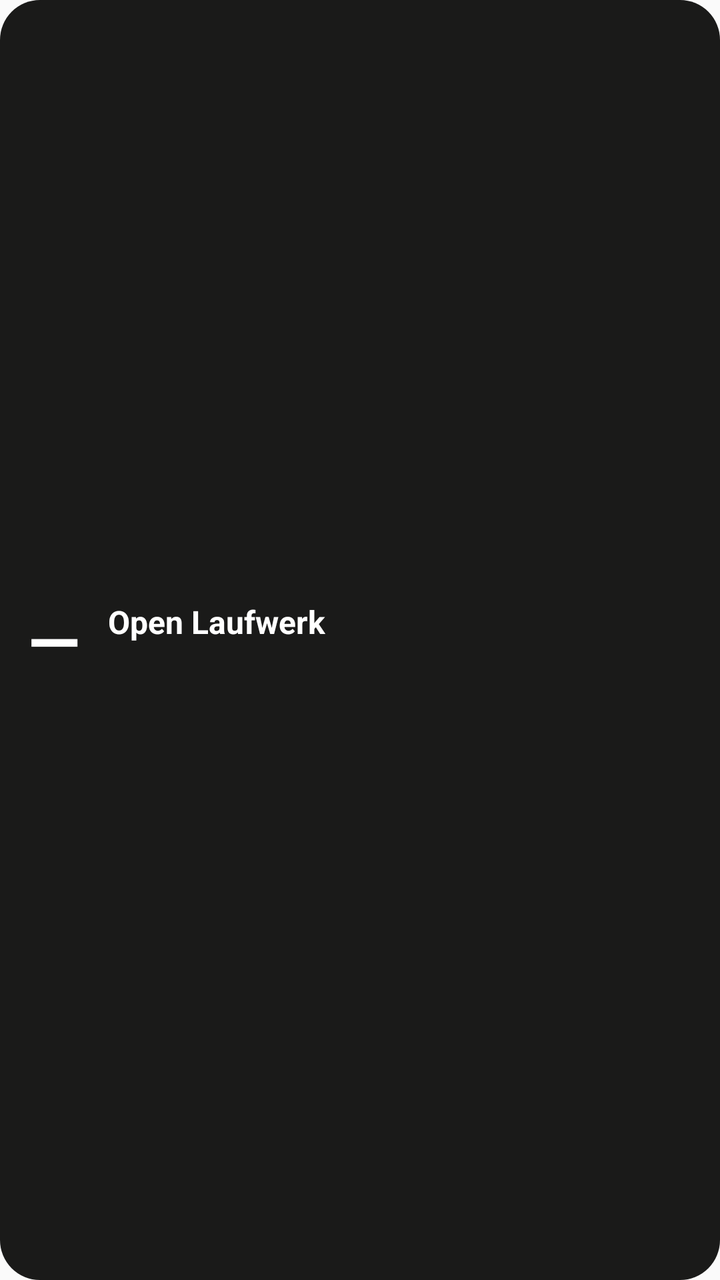
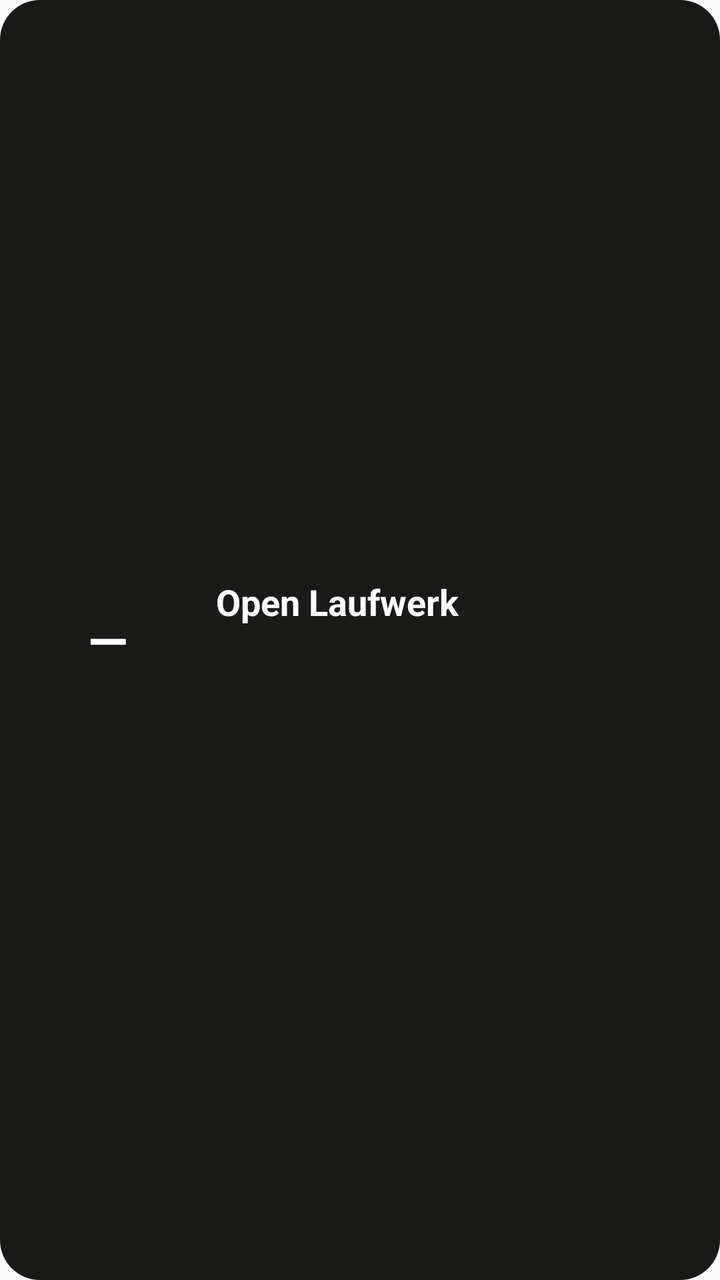

An Android layout rendered at two revisions. The XML below is the earlier revision; the diff shows what the commit changed to produce the second picture.
<!-- AndroidManifest.xml: application theme AppTheme -->
<!-- res/layout/widget_readiness.xml -->
<?xml version="1.0" encoding="utf-8"?>
<LinearLayout xmlns:android="http://schemas.android.com/apk/res/android"
    android:id="@+id/widget_root"
    android:layout_width="match_parent"
    android:layout_height="match_parent"
    android:background="@drawable/widget_bg"
    android:orientation="horizontal"
    android:gravity="center_vertical"
    android:padding="14dp">

    <TextView
        android:id="@+id/widget_score"
        android:layout_width="wrap_content"
        android:layout_height="wrap_content"
        android:text="—"
        android:textColor="#FFFFFF"
        android:textSize="34sp"
        android:textStyle="bold"
        android:layout_marginEnd="14dp" />

    <LinearLayout
        android:layout_width="0dp"
        android:layout_height="wrap_content"
        android:layout_weight="1"
        android:orientation="vertical">

        <TextView
            android:id="@+id/widget_verdict"
            android:layout_width="wrap_content"
            android:layout_height="wrap_content"
            android:text="Open Laufwerk"
            android:textColor="#FFFFFF"
            android:textSize="16sp"
            android:textStyle="bold"
            android:maxLines="1" />

        <TextView
            android:id="@+id/widget_week"
            android:layout_width="wrap_content"
            android:layout_height="wrap_content"
            android:text=""
            android:textColor="#C3C2B7"
            android:textSize="12sp"
            android:maxLines="1"
            android:layout_marginTop="2dp" />
    </LinearLayout>
</LinearLayout>
<!-- resources referenced by this layout -->
<resources>
  <!-- drawable widget_bg (drawable) -->
  <?xml version="1.0" encoding="utf-8"?>
  <shape xmlns:android="http://schemas.android.com/apk/res/android" android:shape="rectangle">
      <solid android:color="#1A1A19" />
      <corners android:radius="20dp" />
  </shape>
  <style name="AppTheme" parent="Theme.AppCompat.Light.DarkActionBar">
          
          <item name="colorPrimary">@color/colorPrimary</item>
          <item name="colorPrimaryDark">@color/colorPrimaryDark</item>
          <item name="colorAccent">@color/colorAccent</item>
      </style>
</resources>

<!-- the commit's change to res/layout/widget_readiness.xml (unified diff, before → after) -->
@@ -6,17 +6,32 @@
     android:background="@drawable/widget_bg"
     android:orientation="horizontal"
     android:gravity="center_vertical"
-    android:padding="14dp">
+    android:paddingStart="16dp"
+    android:paddingEnd="16dp"
+    android:paddingTop="12dp"
+    android:paddingBottom="12dp">
 
-    <TextView
-        android:id="@+id/widget_score"
-        android:layout_width="wrap_content"
-        android:layout_height="wrap_content"
-        android:text="—"
-        android:textColor="#FFFFFF"
-        android:textSize="34sp"
-        android:textStyle="bold"
-        android:layout_marginEnd="14dp" />
+    <FrameLayout
+        android:layout_width="76dp"
+        android:layout_height="76dp"
+        android:layout_marginEnd="16dp">
+
+        <ImageView
+            android:id="@+id/widget_ring"
+            android:layout_width="match_parent"
+            android:layout_height="match_parent"
+            android:contentDescription="@string/widget_description" />
+
+        <TextView
+            android:id="@+id/widget_score"
+            android:layout_width="wrap_content"
+            android:layout_height="wrap_content"
+            android:layout_gravity="center"
+            android:text="—"
+            android:textColor="#FFFFFF"
+            android:textSize="26sp"
+            android:textStyle="bold" />
+    </FrameLayout>
 
     <LinearLayout
         android:layout_width="0dp"
@@ -30,7 +45,7 @@
             android:layout_height="wrap_content"
             android:text="Open Laufwerk"
             android:textColor="#FFFFFF"
-            android:textSize="16sp"
+            android:textSize="18sp"
             android:textStyle="bold"
             android:maxLines="1" />
 
@@ -42,6 +57,14 @@
             android:textColor="#C3C2B7"
             android:textSize="12sp"
             android:maxLines="1"
-            android:layout_marginTop="2dp" />
+            android:layout_marginTop="3dp" />
+
+        <ImageView
+            android:id="@+id/widget_slots"
+            android:layout_width="match_parent"
+            android:layout_height="10dp"
+            android:layout_marginTop="9dp"
+            android:scaleType="fitXY"
+            android:contentDescription="@string/widget_description" />
     </LinearLayout>
 </LinearLayout>
<!-- resource entries referenced after the edit -->
@@ -6,6 +6,7 @@
       <solid android:color="#1A1A19" />
       <corners android:radius="20dp" />
   </shape>
+  <string name="widget_description">Readiness score, verdict and week progress at a glance.</string>
   <style name="AppTheme" parent="Theme.AppCompat.Light.DarkActionBar">
           
           <item name="colorPrimary">@color/colorPrimary</item>
